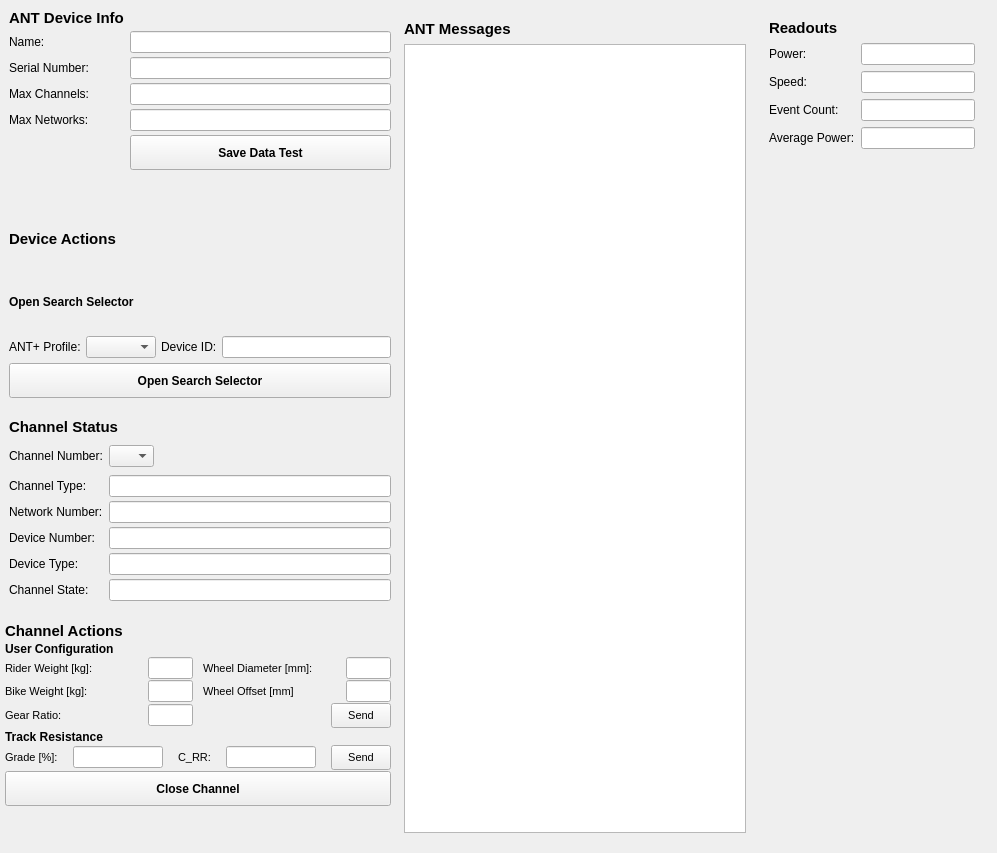
Above: libAnt/GUI/ant_UI.ui from pcavanaugh04/libant before the change. Below: the same form after it.
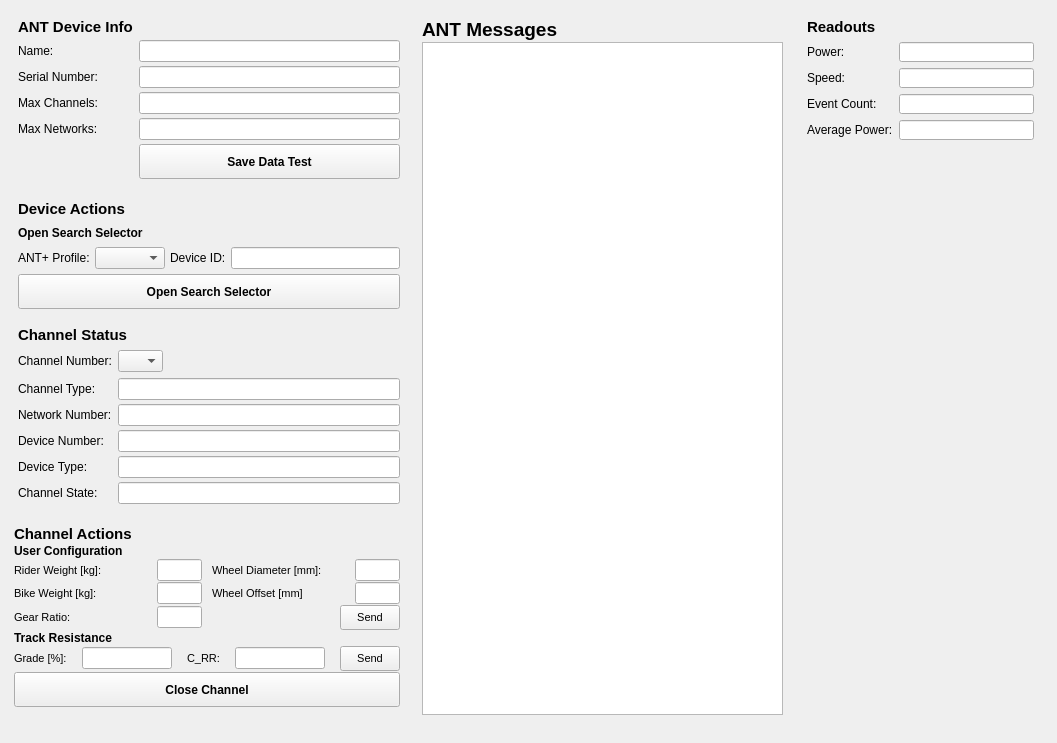
That is the form after the change.

Commit message: fix message viewer scrolling issue

Patch:
```diff
--- a/libAnt/GUI/ant_UI.ui
+++ b/libAnt/GUI/ant_UI.ui
@@ -6,71 +6,20 @@
    <rect>
     <x>0</x>
     <y>0</y>
-    <width>997</width>
-    <height>853</height>
+    <width>1057</width>
+    <height>743</height>
    </rect>
   </property>
   <property name="windowTitle">
    <string>MainWindow</string>
   </property>
-  <widget class="QFrame" name="messages_frame">
-   <property name="geometry">
-    <rect>
-     <x>395</x>
-     <y>11</y>
-     <width>360</width>
-     <height>831</height>
-    </rect>
-   </property>
-   <property name="minimumSize">
-    <size>
-     <width>360</width>
-     <height>0</height>
-    </size>
-   </property>
-   <property name="frameShape">
-    <enum>QFrame::NoFrame</enum>
-   </property>
-   <property name="frameShadow">
-    <enum>QFrame::Raised</enum>
-   </property>
-   <layout class="QVBoxLayout" name="verticalLayout_4">
-    <item>
-     <widget class="QLabel" name="label">
-      <property name="font">
-       <font>
-        <pointsize>11</pointsize>
-        <weight>75</weight>
-        <bold>true</bold>
-       </font>
-      </property>
-      <property name="text">
-       <string>ANT Messages</string>
-      </property>
-     </widget>
-    </item>
-    <item>
-     <widget class="QTextEdit" name="message_viewer">
-      <property name="minimumSize">
-       <size>
-        <width>0</width>
-        <height>500</height>
-       </size>
-      </property>
-      <property name="readOnly">
-       <bool>true</bool>
-      </property>
-     </widget>
-    </item>
-   </layout>
-  </widget>
   <widget class="QFrame" name="readout_frame">
    <property name="geometry">
     <rect>
-     <x>760</x>
-     <y>10</y>
-     <width>224</width>
-     <height>831</height>
+     <x>798</x>
+     <y>9</y>
+     <width>245</width>
+     <height>140</height>
     </rect>
    </property>
    <property name="frameShape">
@@ -195,10 +144,10 @@
   <widget class="QWidget" name="layoutWidget">
    <property name="geometry">
     <rect>
-     <x>0</x>
-     <y>0</y>
+     <x>9</x>
+     <y>9</y>
      <width>402</width>
-     <height>811</height>
+     <height>703</height>
     </rect>
    </property>
    <layout class="QVBoxLayout" name="verticalLayout_5">
@@ -1076,6 +1025,78 @@
     </item>
    </layout>
   </widget>
+  <widget class="QFrame" name="message_viewer_frame">
+   <property name="geometry">
+    <rect>
+     <x>417</x>
+     <y>9</y>
+     <width>375</width>
+     <height>711</height>
+    </rect>
+   </property>
+   <property name="minimumSize">
+    <size>
+     <width>375</width>
+     <height>0</height>
+    </size>
+   </property>
+   <property name="maximumSize">
+    <size>
+     <width>400</width>
+     <height>16777215</height>
+    </size>
+   </property>
+   <property name="frameShape">
+    <enum>QFrame::NoFrame</enum>
+   </property>
+   <property name="frameShadow">
+    <enum>QFrame::Raised</enum>
+   </property>
+   <layout class="QVBoxLayout" name="verticalLayout_4">
+    <property name="spacing">
+     <number>1</number>
+    </property>
+    <property name="leftMargin">
+     <number>5</number>
+    </property>
+    <property name="bottomMargin">
+     <number>5</number>
+    </property>
+    <item>
+     <widget class="QLabel" name="label">
+      <property name="maximumSize">
+       <size>
+        <width>16777215</width>
+        <height>40</height>
+       </size>
+      </property>
+      <property name="font">
+       <font>
+        <pointsize>14</pointsize>
+        <weight>75</weight>
+        <bold>true</bold>
+       </font>
+      </property>
+      <property name="text">
+       <string>ANT Messages</string>
+      </property>
+     </widget>
+    </item>
+    <item>
+     <widget class="QTextEdit" name="message_viewer">
+      <property name="maximumSize">
+       <size>
+        <width>16777215</width>
+        <height>16777215</height>
+       </size>
+      </property>
+      <property name="readOnly">
+       <bool>true</bool>
+      </property>
+     </widget>
+    </item>
+   </layout>
+  </widget>
  </widget>
  <resources/>
  <connections/>
```
The commit also changes 1 other file.
